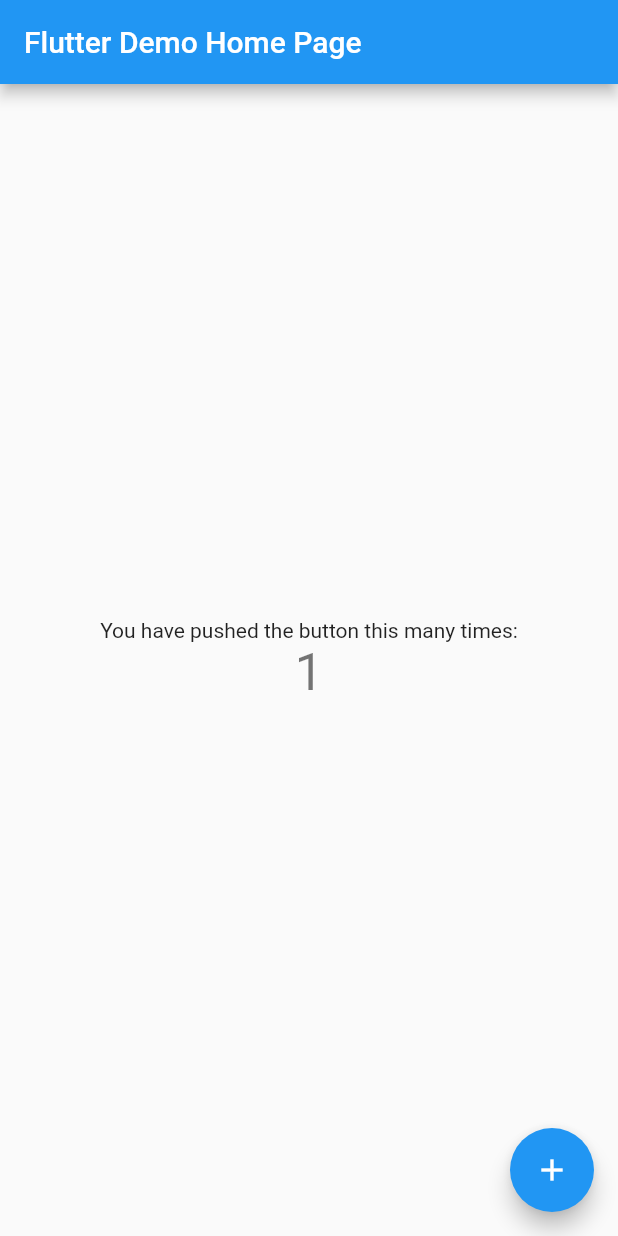
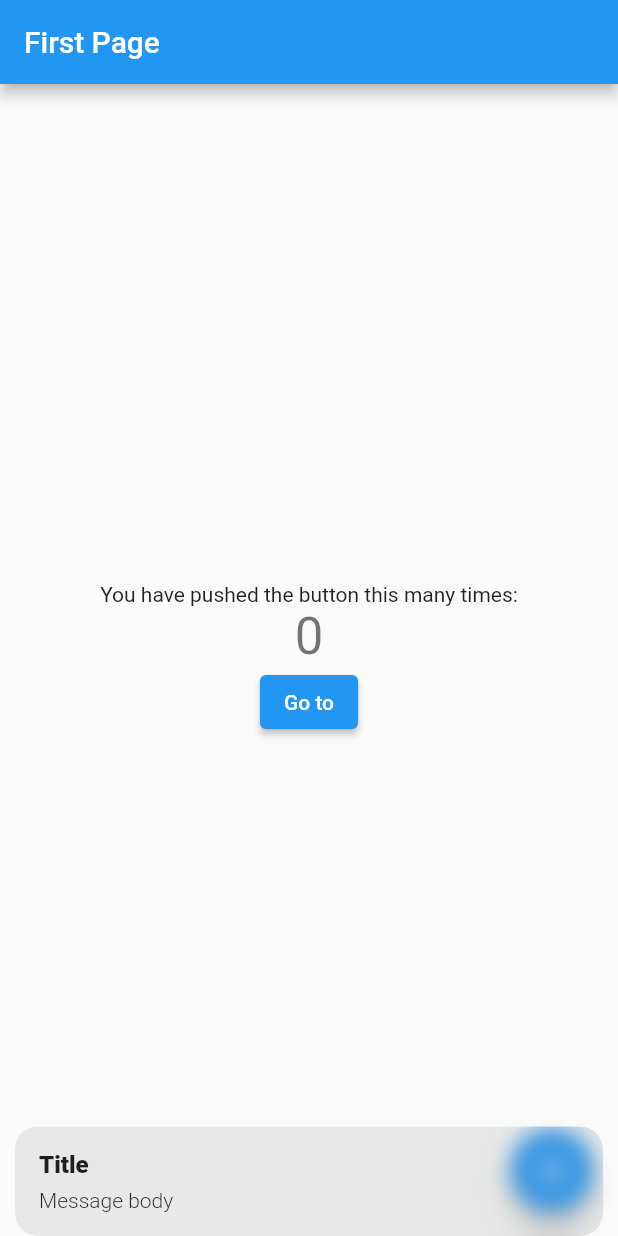
Before and after one commit to SR512/flutter-tutorial, a Flutter app: the screen it shows after launch, after a tap on the "add" icon, on a phone screen of 412 x 824 dp. Run offline on Flutter 3.47's test engine with Material 2 defaults, Android fonts, the phone set to English and light mode, and no system bars; our stand-ins replace get.

Commit message:
Getx route,controller,binding done.

```diff
--- /dev/null
+++ b/lib/bindings/first_bindings.dart
@@ -0,0 +1,12 @@
+import 'package:flutter_tutorial/services/api_service.dart';
+import 'package:get/get.dart';
+
+import '../controllers/first_cotroller.dart';
+
+class FirstBindings extends Bindings{
+  @override
+  void dependencies() {
+    Get.put(ApiService());
+     Get.put(FirstController());
+  }
+}
--- /dev/null
+++ b/lib/controllers/first_cotroller.dart
@@ -0,0 +1,8 @@
+import 'package:get/get.dart';
+
+class FirstController extends GetxController{
+  var counter = 0.obs;
+  void incrementCounter() {
+    counter++;
+  }
+}
--- a/lib/main.dart
+++ b/lib/main.dart
@@ -1,6 +1,11 @@
 import 'package:flutter/material.dart';
+import 'package:flutter_tutorial/bindings/first_bindings.dart';
+import 'package:flutter_tutorial/views/first_page.dart';
+import 'package:flutter_tutorial/views/second_page.dart';
+import 'package:get/get.dart';
 
 void main() {
+  WidgetsFlutterBinding.ensureInitialized();
   runApp(const MyApp());
 }
 
@@ -10,7 +15,7 @@ class MyApp extends StatelessWidget {
   // This widget is the root of your application.
   @override
   Widget build(BuildContext context) {
-    return MaterialApp(
+    return GetMaterialApp(
       title: 'Flutter tutorial',
       theme: ThemeData(
         // This is the theme of your application.
@@ -24,92 +29,11 @@ class MyApp extends StatelessWidget {
         // is not restarted.
         primarySwatch: Colors.blue,
       ),
-      home: const MyHomePage(title: 'Flutter Demo Home Page'),
+      getPages: [
+        GetPage(name: '/first-page', page: () => const FirstPage(),binding:FirstBindings()),
+        GetPage(name: '/second-page', page: () => const SecondPage()),
+      ],
+      initialRoute: '/first-page',
     );
   }
 }
-
-class MyHomePage extends StatefulWidget {
-  const MyHomePage({super.key, required this.title});
-
-  // This widget is the home page of your application. It is stateful, meaning
-  // that it has a State object (defined below) that contains fields that affect
-  // how it looks.
-
-  // This class is the configuration for the state. It holds the values (in this
-  // case the title) provided by the parent (in this case the App widget) and
-  // used by the build method of the State. Fields in a Widget subclass are
-  // always marked "final".
-
-  final String title;
-
-  @override
-  State<MyHomePage> createState() => _MyHomePageState();
-}
-
-class _MyHomePageState extends State<MyHomePage> {
-  int _counter = 0;
-
-  void _incrementCounter() {
-    setState(() {
-      // This call to setState tells the Flutter framework that something has
-      // changed in this State, which causes it to rerun the build method below
-      // so that the display can reflect the updated values. If we changed
-      // _counter without calling setState(), then the build method would not be
-      // called again, and so nothing would appear to happen.
-      _counter++;
-    });
-  }
-
-  @override
-  Widget build(BuildContext context) {
-    // This method is rerun every time setState is called, for instance as done
-    // by the _incrementCounter method above.
-    //
-    // The Flutter framework has been optimized to make rerunning build methods
-    // fast, so that you can just rebuild anything that needs updating rather
-    // than having to individually change instances of widgets.
-    return Scaffold(
-      appBar: AppBar(
-        // Here we take the value from the MyHomePage object that was created by
-        // the App.build method, and use it to set our appbar title.
-        title: Text(widget.title),
-      ),
-      body: Center(
-        // Center is a layout widget. It takes a single child and positions it
-        // in the middle of the parent.
-        child: Column(
-          // Column is also a layout widget. It takes a list of children and
-          // arranges them vertically. By default, it sizes itself to fit its
-          // children horizontally, and tries to be as tall as its parent.
-          //
-          // Invoke "debug painting" (press "p" in the console, choose the
-          // "Toggle Debug Paint" action from the Flutter Inspector in Android
-          // Studio, or the "Toggle Debug Paint" command in Visual Studio Code)
-          // to see the wireframe for each widget.
-          //
-          // Column has various properties to control how it sizes itself and
-          // how it positions its children. Here we use mainAxisAlignment to
-          // center the children vertically; the main axis here is the vertical
-          // axis because Columns are vertical (the cross axis would be
-          // horizontal).
-          mainAxisAlignment: MainAxisAlignment.center,
-          children: <Widget>[
-            const Text(
-              'You have pushed the button this many times:',
-            ),
-            Text(
-              '$_counter',
-              style: Theme.of(context).textTheme.headline4,
-            ),
-          ],
-        ),
-      ),
-      floatingActionButton: FloatingActionButton(
-        onPressed: _incrementCounter,
-        tooltip: 'Increment',
-        child: const Icon(Icons.add),
-      ), // This trailing comma makes auto-formatting nicer for build methods.
-    );
-  }
-}
--- /dev/null
+++ b/lib/services/api_service.dart
@@ -0,0 +1,8 @@
+class ApiService{
+
+  int value = 2;
+
+  String fetchTextFrom(){
+    return "Text fetch done successfully..";
+  }
+}
--- /dev/null
+++ b/lib/views/first_page.dart
@@ -0,0 +1,56 @@
+import 'package:flutter/material.dart';
+import 'package:get/get.dart';
+import '../controllers/first_cotroller.dart';
+
+class FirstPage extends StatefulWidget {
+  const FirstPage({Key? key}) : super(key: key);
+
+  @override
+  State<FirstPage> createState() => _FirstPageState();
+}
+
+class _FirstPageState extends State<FirstPage> {
+
+  final firstState = Get.find<FirstController>();
+
+  @override
+  Widget build(BuildContext context) {
+    return Scaffold(
+      appBar: AppBar(
+        // Here we take the value from the MyHomePage object that was created by
+        // the App.build method, and use it to set our appbar title.
+        title: Text("First Page"),
+      ),
+      body: Center(
+        child: Column(
+          mainAxisAlignment: MainAxisAlignment.center,
+          children: <Widget>[
+            const Text(
+              'You have pushed the button this many times:',
+            ),
+            Obx(()=>
+              Text(
+                "${firstState.counter}",
+                style: Theme.of(context).textTheme.headline4,
+              ),
+            ),
+            ElevatedButton(onPressed:(){
+              //Get.off(const SecondPage());
+              Get.toNamed('second-page');
+              //print(service.value);
+              //print(service.value);
+            }, child: Text("Go to"))
+          ],
+        ),
+      ),
+        floatingActionButton: FloatingActionButton(
+          onPressed: (){
+            Get.snackbar("Title",snackPosition: SnackPosition.BOTTOM,"Message body");
+            // firstState.incrementCounter();
+          },
+          tooltip: 'Increment',
+          child: const Icon(Icons.add),
+        )
+    );
+  }
+}
--- a/pubspec.yaml
+++ b/pubspec.yaml
@@ -36,6 +36,7 @@ dependencies:
   # The following adds the Cupertino Icons font to your application.
   # Use with the CupertinoIcons class for iOS style icons.
   cupertino_icons: ^1.0.2
+  get: ^4.6.5
 
 dev_dependencies:
   flutter_test:
```
Also changed, not shown: lib/views/second_page.dart (added, +54 -0 lines), pubspec.lock.
